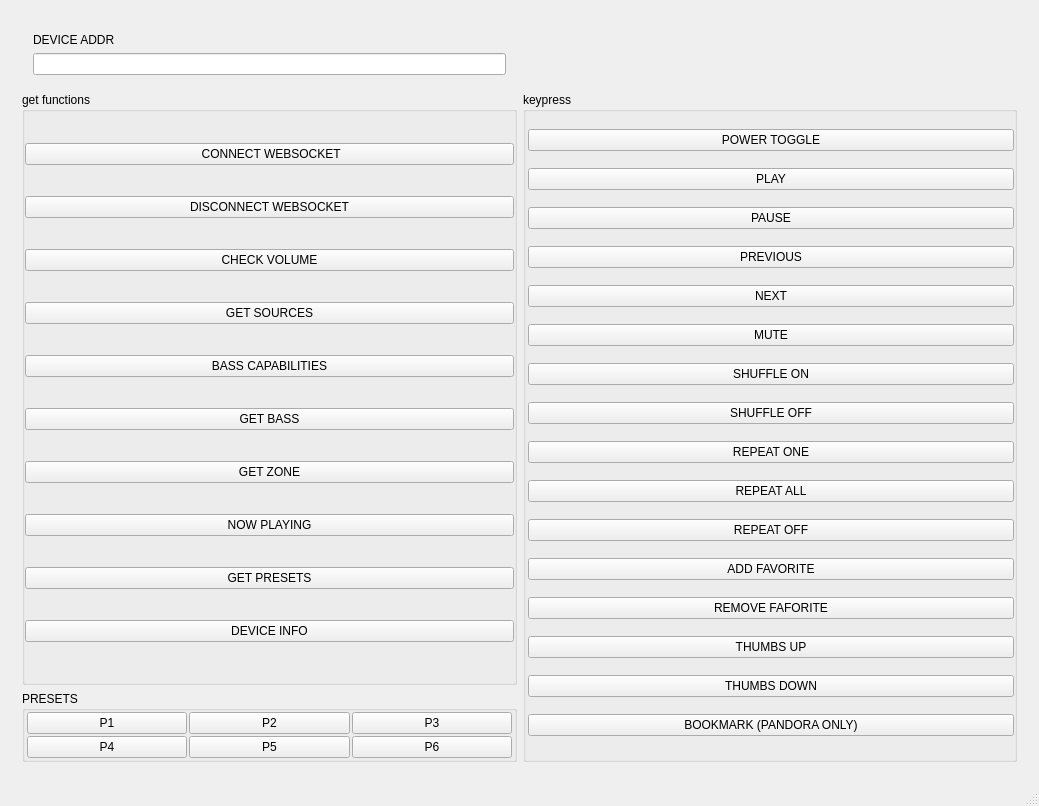
Above: ui/librarytestwindow.ui from dmarc0001/bose_soundtouchlib_qt before the change. Below: the same form after it.
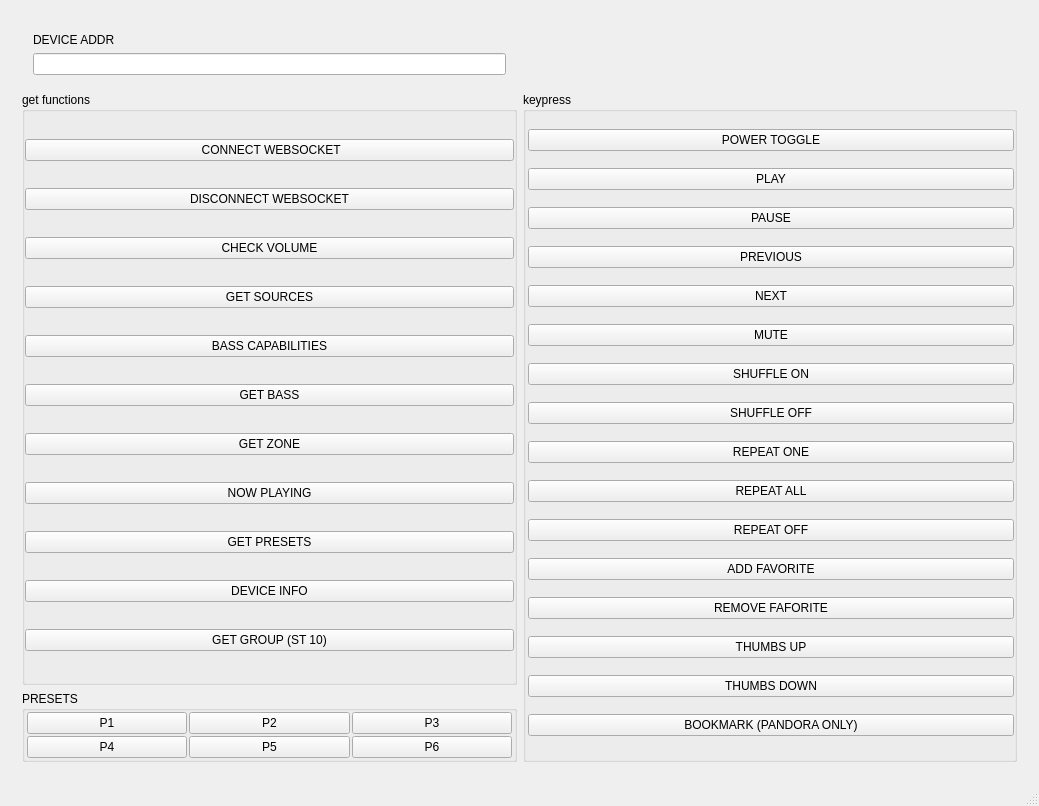
That is the form after the change.

What changed in the file:
```diff
--- a/ui/librarytestwindow.ui
+++ b/ui/librarytestwindow.ui
@@ -152,6 +152,13 @@
             </property>
            </widget>
           </item>
+          <item>
+           <widget class="QPushButton" name="getGroupPushButton">
+            <property name="text">
+             <string>GET GROUP (ST 10)</string>
+            </property>
+           </widget>
+          </item>
          </layout>
         </widget>
        </item>
```
